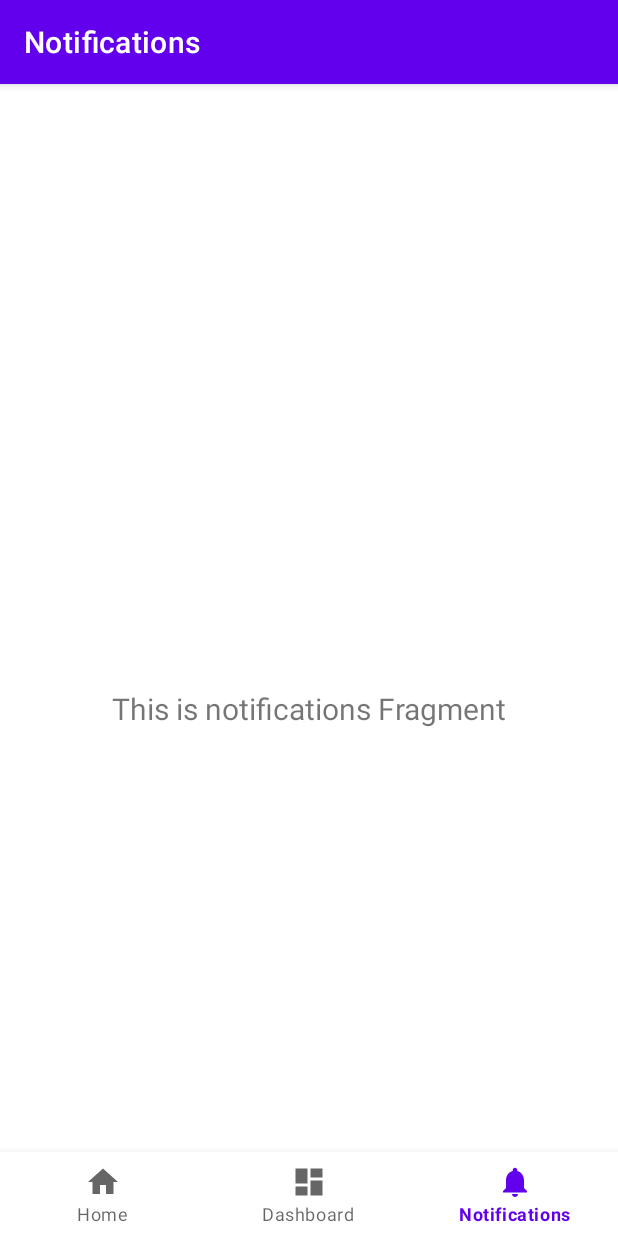
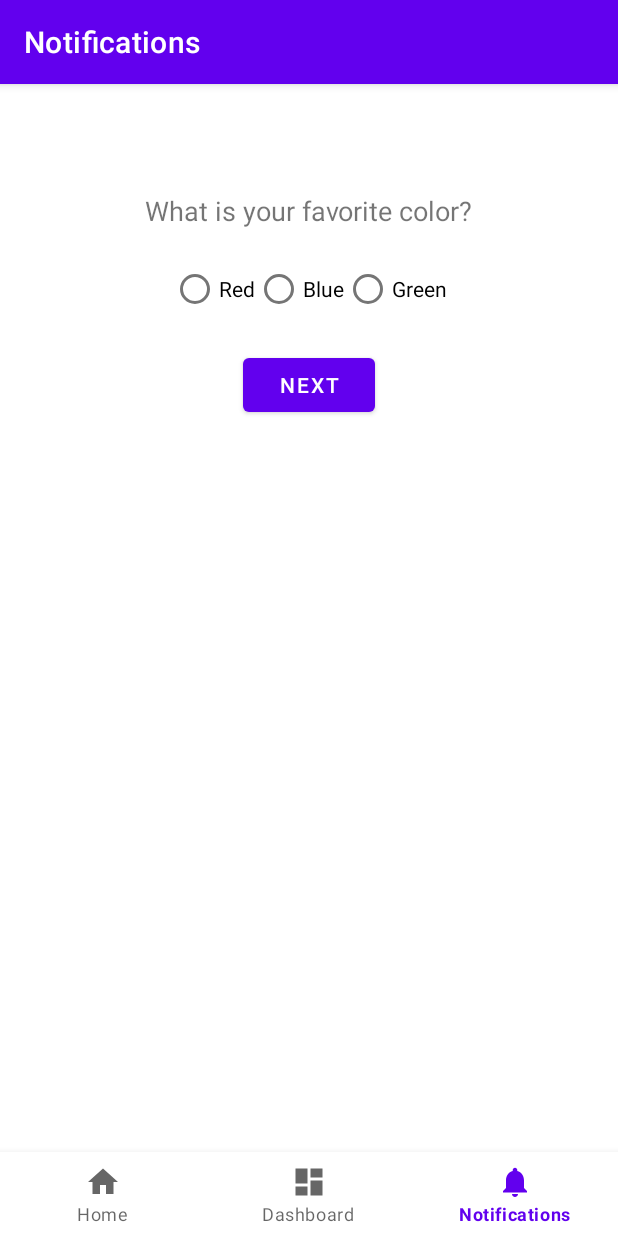
Before and after one commit to aldls/project1, an Android app: the screen it shows after launch (MainActivity), item 3 of the bottom bar chosen, on a phone screen of 412 x 824 dp. Run offline under Robolectric (Android 15) with nearby library versions, the phone set to English and light mode, and no system bars; our stand-ins replace navigation-ui.

Commit message:
make test(tap3)

```diff
--- a/app/src/main/java/com/example/threetapapp/ui/notifications/NotificationsFragment.kt
+++ b/app/src/main/java/com/example/threetapapp/ui/notifications/NotificationsFragment.kt
@@ -1,38 +1,95 @@
-package com.example.threetapapp.ui.notifications
+package com.example.threetapapp.ui.test
 
 import android.os.Bundle
 import android.view.LayoutInflater
 import android.view.View
 import android.view.ViewGroup
-import android.widget.TextView
+import android.widget.RadioButton
+import android.widget.Toast
 import androidx.fragment.app.Fragment
-import androidx.lifecycle.ViewModelProvider
-import com.example.threetapapp.databinding.FragmentNotificationsBinding
+import com.example.threetapapp.databinding.FragmentTestBinding
+import com.example.threetapapp.ui.notifications.Question
 
-class NotificationsFragment : Fragment() {
 
-    private var _binding: FragmentNotificationsBinding? = null
+class TestFragment : Fragment() {
+
+    private var _binding: FragmentTestBinding? = null
 
     // This property is only valid between onCreateView and
     // onDestroyView.
     private val binding get() = _binding!!
+
+    private lateinit var question: Question
+    private val questions = listOf(
+        Question("What is your favorite color?", listOf("Red", "Blue", "Green"), listOf(1, 2, 3)),
+        Question("What is your favorite season?", listOf("Summer", "Winter", "Spring"), listOf(3, 1, 2)),
+        Question("What is your favorite hobby?", listOf("Reading", "Sports", "Traveling"), listOf(2, 3, 1))
+    )
+
+    private var currentQuestionIndex = 0
+    private val userScores = mutableListOf<Int>()
 
     override fun onCreateView(
         inflater: LayoutInflater,
         container: ViewGroup?,
         savedInstanceState: Bundle?
     ): View {
-        val notificationsViewModel =
-            ViewModelProvider(this).get(NotificationsViewModel::class.java)
+        _binding = FragmentTestBinding.inflate(inflater, container, false)
+        return binding.root
+    }
 
-        _binding = FragmentNotificationsBinding.inflate(inflater, container, false)
-        val root: View = binding.root
+    override fun onViewCreated(view: View, savedInstanceState: Bundle?) {
+        super.onViewCreated(view, savedInstanceState)
+        displayQuestion()
 
-        val textView: TextView = binding.textNotifications
-        notificationsViewModel.text.observe(viewLifecycleOwner) {
-            textView.text = it
+        binding.nextButton.setOnClickListener{
+            val selectedId = binding.answerGroup.checkedRadioButtonId
+
+            if(selectedId != -1){
+                val selectedAnserIndex = binding.answerGroup.indexOfChild(view.findViewById(selectedId))
+                userScores.add(questions[currentQuestionIndex].scores[selectedAnserIndex])
+
+                if(currentQuestionIndex < questions.size - 1){
+                    currentQuestionIndex++
+                    displayQuestion()
+                }
+                else{
+                    showResult()
+                }
+                }
+            else{
+                Toast.makeText(requireContext(), "Please select an answer", Toast.LENGTH_SHORT).show()
+            }
         }
-        return root
+    }
+
+    private fun displayQuestion(){
+        val currentQuestion = questions[currentQuestionIndex]
+        binding.questionText.text = currentQuestion.question
+        currentQuestion.answers.forEachIndexed { index, answer ->
+            (binding.answerGroup.getChildAt(index) as RadioButton).text = answer
+        }
+        binding.answerGroup.clearCheck()
+
+//        마지막 질문에서 button 바꾸기
+        if(currentQuestionIndex == questions.size - 1){
+            binding.nextButton.text = "Submit"
+        }
+        else{
+            binding.nextButton.text = "Next"
+        }
+    }
+
+    private fun showResult(){
+        val totalScore = userScores.sum()
+        val result = when{
+            totalScore <= 5 -> "You are a beginner"
+            totalScore <= 8 -> "You are an intermediate"
+
+            else -> "You are an expert"
+        }
+
+        Toast.makeText(requireContext(), result, Toast.LENGTH_SHORT).show()
     }
 
     override fun onDestroyView() {
--- /dev/null
+++ b/app/src/main/java/com/example/threetapapp/ui/notifications/Question.kt
@@ -0,0 +1,3 @@
+package com.example.threetapapp.ui.notifications
+
+data class Question(val question: String, val answers: List<String>, val scores: List<Int>)
--- a/app/src/main/res/layout/fragment_notifications.xml
+++ /dev/null
@@ -1,22 +0,0 @@
-<?xml version="1.0" encoding="utf-8"?>
-<androidx.constraintlayout.widget.ConstraintLayout xmlns:android="http://schemas.android.com/apk/res/android"
-    xmlns:app="http://schemas.android.com/apk/res-auto"
-    xmlns:tools="http://schemas.android.com/tools"
-    android:layout_width="match_parent"
-    android:layout_height="match_parent"
-    tools:context=".ui.notifications.NotificationsFragment">
-
-    <TextView
-        android:id="@+id/text_notifications"
-        android:layout_width="match_parent"
-        android:layout_height="wrap_content"
-        android:layout_marginStart="8dp"
-        android:layout_marginTop="8dp"
-        android:layout_marginEnd="8dp"
-        android:textAlignment="center"
-        android:textSize="20sp"
-        app:layout_constraintBottom_toBottomOf="parent"
-        app:layout_constraintEnd_toEndOf="parent"
-        app:layout_constraintStart_toStartOf="parent"
-        app:layout_constraintTop_toTopOf="parent" />
-</androidx.constraintlayout.widget.ConstraintLayout>
--- /dev/null
+++ b/app/src/main/res/layout/fragment_test.xml
@@ -0,0 +1,61 @@
+<?xml version="1.0" encoding="utf-8"?>
+<androidx.constraintlayout.widget.ConstraintLayout xmlns:android="http://schemas.android.com/apk/res/android"
+    xmlns:app="http://schemas.android.com/apk/res-auto"
+    xmlns:tools="http://schemas.android.com/tools"
+    android:layout_width="match_parent"
+    android:layout_height="match_parent"
+    tools:context=".ui.test.TestFragment">
+
+    <TextView
+        android:id="@+id/questionText"
+        android:layout_width="wrap_content"
+        android:layout_height="wrap_content"
+        android:text="What you want?"
+        android:textSize="18sp"
+        app:layout_constraintTop_toTopOf="parent"
+        app:layout_constraintStart_toStartOf="parent"
+        app:layout_constraintEnd_toEndOf="parent"
+        android:layout_marginTop="16dp"/>
+
+    <RadioGroup
+        android:id="@+id/answerGroup"
+        android:layout_width="wrap_content"
+        android:layout_height="wrap_content"
+        android:orientation="horizontal"
+        app:layout_constraintTop_toBottomOf="@id/questionText"
+        app:layout_constraintStart_toStartOf="parent"
+        app:layout_constraintEnd_toEndOf="parent"
+        android:layout_marginTop="16dp">
+
+        <RadioButton
+            android:id="@+id/answer1"
+            android:layout_width="wrap_content"
+            android:layout_height="wrap_content"
+            android:text="1" />
+
+        <RadioButton
+            android:id="@+id/answer2"
+            android:layout_width="wrap_content"
+            android:layout_height="wrap_content"
+            android:text="2" />
+
+        <RadioButton
+            android:id="@+id/answer3"
+            android:layout_width="wrap_content"
+            android:layout_height="wrap_content"
+            android:text="3" />
+    </RadioGroup>
+
+    <Button
+        android:id="@+id/nextButton"
+        android:layout_width="wrap_content"
+        android:layout_height="wrap_content"
+        android:text="Next"
+        app:layout_constraintTop_toBottomOf="@id/answerGroup"
+        app:layout_constraintStart_toStartOf="parent"
+        app:layout_constraintEnd_toEndOf="parent"
+        android:layout_marginTop="16dp"/>
+
+
+
+</androidx.constraintlayout.widget.ConstraintLayout>
--- a/app/src/main/res/navigation/mobile_navigation.xml
+++ b/app/src/main/res/navigation/mobile_navigation.xml
@@ -19,7 +19,7 @@
 
     <fragment
         android:id="@+id/navigation_notifications"
-        android:name="com.example.threetapapp.ui.notifications.NotificationsFragment"
+        android:name="com.example.threetapapp.ui.test.TestFragment"
         android:label="@string/title_notifications"
-        tools:layout="@layout/fragment_notifications" />
+        tools:layout="@layout/fragment_test" />
 </navigation>
```
